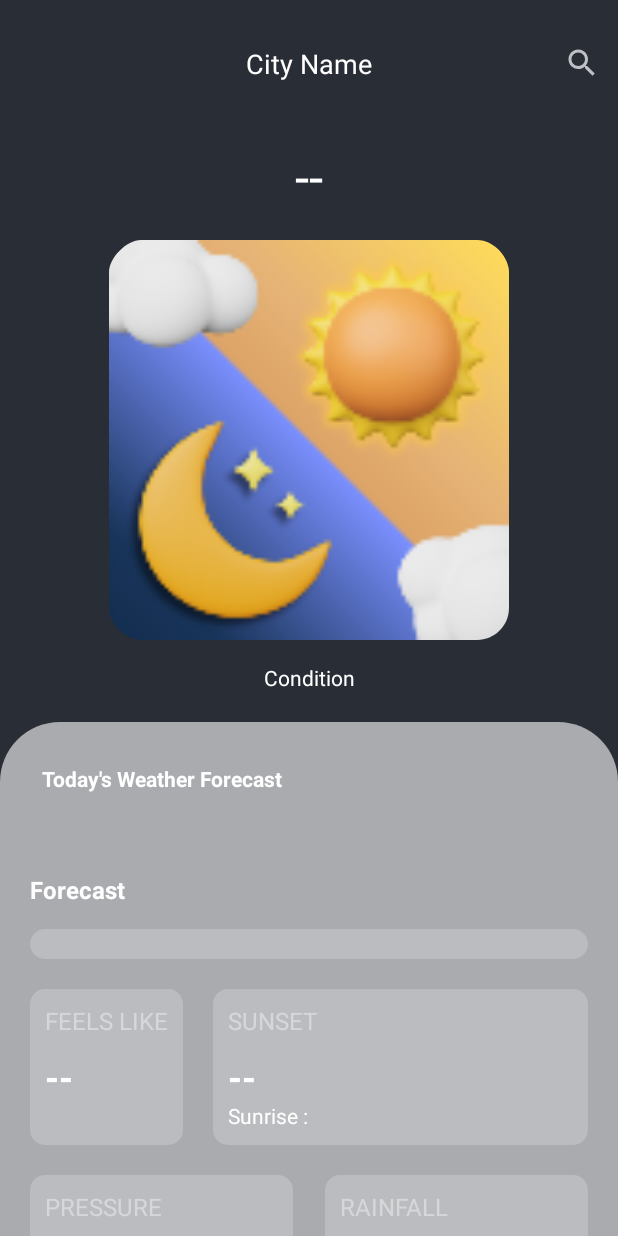
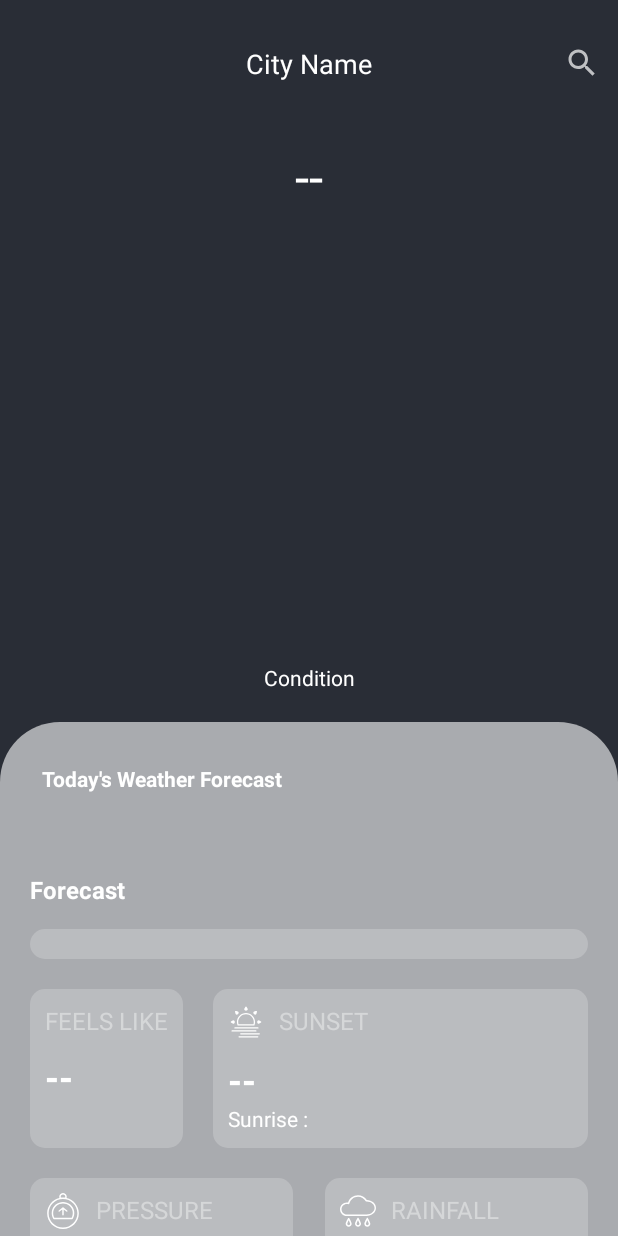
Before and after one commit to benzkittisak/Android-P2-WeatherApp, an Android app: the screen it shows after launch (MainActivity), on a phone screen of 412 x 824 dp. Run offline under Robolectric (Android 15) with nearby library versions, the phone set to English and light mode, and no system bars; our stand-ins replace Picasso, Volley; pictures from the network do not load.

Commit message:
update icon

```diff
--- a/app/build.gradle
+++ b/app/build.gradle
@@ -28,6 +28,7 @@ android {
 }
 
 dependencies {
+
     implementation 'com.squareup.picasso:picasso:2.71828'
     implementation 'com.android.volley:volley:1.2.1'
     implementation 'com.google.android.gms:play-services-location:19.0.1'
--- a/app/src/main/res/layout/activity_main.xml
+++ b/app/src/main/res/layout/activity_main.xml
@@ -43,6 +43,7 @@
                 android:id="@+id/idRLHome"
                 android:layout_width="match_parent"
                 android:layout_height="wrap_content"
+                android:alpha="1"
                 android:background="@drawable/backgroundindex"
                 android:visibility="visible">
                 <!-- CardView1 -->
@@ -164,6 +165,8 @@
                             android:id="@+id/textView8"
                             android:layout_width="wrap_content"
                             android:layout_height="wrap_content"
+                            android:drawableStart="@drawable/icon_sunset"
+                            android:drawablePadding="10dp"
                             android:text="SUNSET"
                             android:textColor="#66FFFFFF"
                             android:textSize="16sp"
@@ -215,6 +218,8 @@
                             android:id="@+id/textView6"
                             android:layout_width="wrap_content"
                             android:layout_height="wrap_content"
+                            android:drawableStart="@drawable/icon_pressure"
+                            android:drawablePadding="10dp"
                             android:text="PRESSURE"
                             android:textColor="#66FFFFFF"
                             android:textSize="16sp"
@@ -230,6 +235,7 @@
                             android:textColor="@color/white"
                             android:textSize="24sp"
                             android:textStyle="bold" />
+
                     </RelativeLayout>
 
                     <RelativeLayout
@@ -245,6 +251,8 @@
                             android:id="@+id/textView7"
                             android:layout_width="wrap_content"
                             android:layout_height="wrap_content"
+                            android:drawableStart="@drawable/icon_rainy"
+                            android:drawablePadding="10dp"
                             android:text="RAINFALL"
                             android:textColor="#66FFFFFF"
                             android:textSize="16sp"
@@ -356,7 +364,7 @@
                         android:layout_marginEnd="10dp"
                         android:layout_marginBottom="10dp"
                         android:gravity="center"
-                        android:src="@mipmap/ic_launcher" />
+                        />
                 </RelativeLayout>
             </com.google.android.material.appbar.CollapsingToolbarLayout>
         </com.google.android.material.appbar.AppBarLayout>
--- a/settings.gradle
+++ b/settings.gradle
@@ -11,6 +11,7 @@ dependencyResolutionManagement {
     repositories {
         google()
         mavenCentral()
+
     }
 }
 rootProject.name = "WeatherApp"
```
